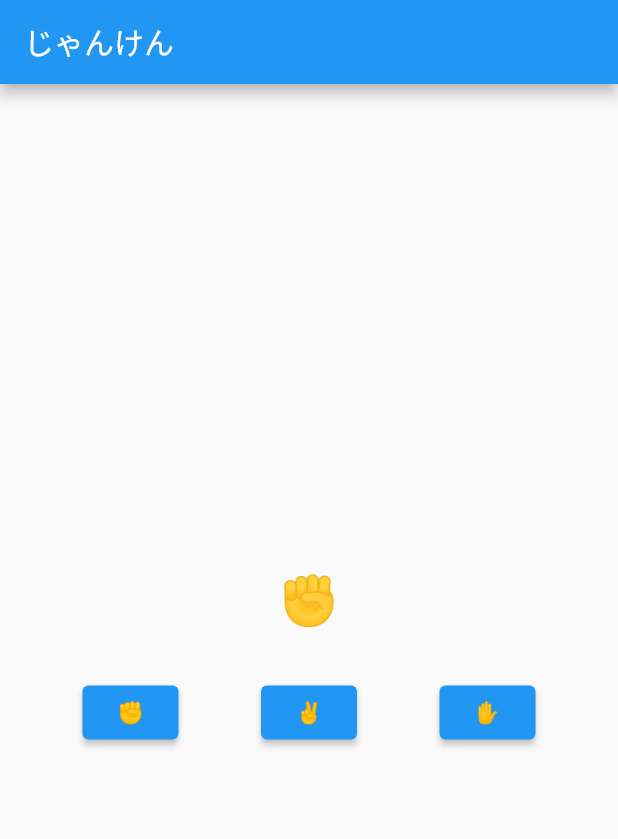
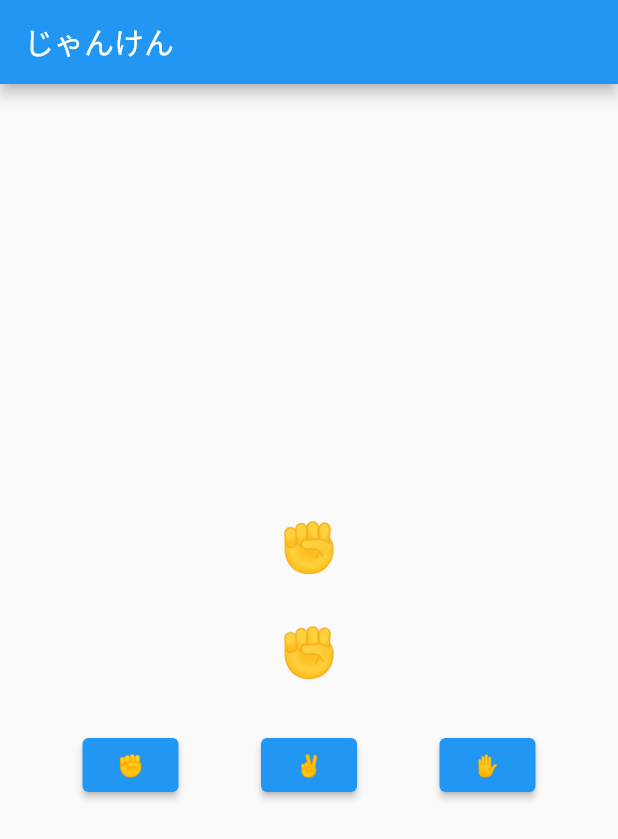
Before and after one commit to HikaruKusanagi/Prefectures47, a Flutter app: the screen it shows after launch, on a phone screen of 412 x 824 dp. Shown: the top 839 px of the screen. Run offline on Flutter 3.47's test engine with Material 2 defaults, Android fonts, the phone set to English and light mode, and no system bars.

Commit message:
no message

```diff
--- a/lib/home.dart
+++ b/lib/home.dart
@@ -45,8 +45,9 @@ class _MyHomePageState extends State<MyHomePage> {
         child: Column(
           mainAxisAlignment: MainAxisAlignment.center,
           children: [
-            Text(myHand,style: TextStyle(fontSize: 32),
-            ),
+            Text(myHand,style: TextStyle(fontSize: 32),),
+            SizedBox(height: 32),
+            Text(myHand,style: TextStyle(fontSize: 32),),
             SizedBox(height: 32),
             Row(
               mainAxisAlignment: MainAxisAlignment.spaceEvenly,
```
